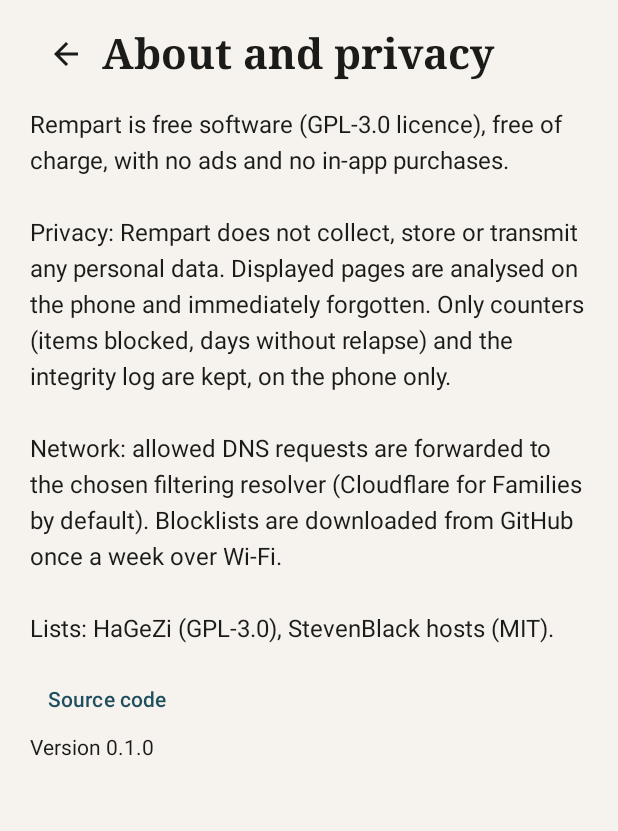
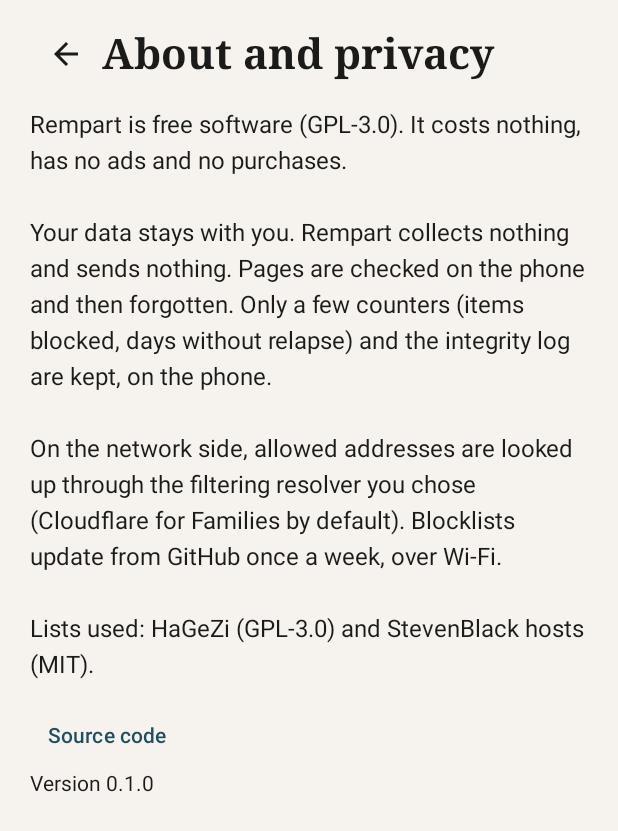
Before and after one commit to Tidaler/Rempart, an Android app built with Jetpack Compose: the screen it shows after launch (MainActivity), after a tap on "Read the privacy policy", on a phone screen of 412 x 824 dp. Shown: the top 831 px of the screen. Run offline under Robolectric (Android 15) with nearby library versions, the phone set to English and light mode, and no system bars; 2 statements that could not run were skipped.

Commit message:
Textes plus naturels et sans tiret long
Réécriture du README et des textes de l'appli (anglais et français) avec un ton
plus simple et direct. Plus aucun tiret long ou moyen dans le projet ; un test
le vérifie pour les textes affichés. Titre store prévu : Rempart - Bloqueur de
contenu adulte.

Co-Authored-By: Claude Opus 5.5 <noreply@anthropic.com>

```diff
--- a/app/src/main/res/values/strings.xml
+++ b/app/src/main/res/values/strings.xml
@@ -13,36 +13,36 @@
 
     <!-- Welcome / consent -->
     <string name="welcome_title">Welcome to Rempart</string>
-    <string name="welcome_body">Rempart helps you break free from pornography by blocking adult websites and overly revealing images on this phone, in every browser and inside apps.\n\nRempart is free, open source, with no ads and no purchases. It collects no data: everything happens on your phone.</string>
+    <string name="welcome_body">Rempart helps you quit porn. It blocks adult websites and overly revealing images, in every browser and inside apps.\n\nIt is free and open source. No ads, no purchases. Nothing leaves your phone.</string>
     <string name="welcome_self_use">I am installing Rempart for myself, on my own phone, of my own free will.</string>
-    <string name="welcome_self_use_hint">Rempart must never be installed without someone\'s knowledge. It has no hidden mode and no remote monitoring.</string>
+    <string name="welcome_self_use_hint">Nobody should install it on someone else\'s phone. Rempart has no hidden mode and can\'t be used to watch anyone.</string>
     <string name="welcome_privacy_link">Read the privacy policy</string>
 
     <!-- Setup -->
     <string name="setup_title">Set up your protection</string>
     <string name="setup_intro">Turn on each protection. You can lock everything afterwards.</string>
     <string name="setup_vpn_title">Network filter</string>
-    <string name="setup_vpn_body">A local VPN filters adult website addresses and enforces safe search (Google, Bing, YouTube, DuckDuckGo). No traffic is sent to any Rempart server.</string>
-    <string name="setup_a11y_title">Browser and app monitoring</string>
-    <string name="setup_a11y_body">Closes adult pages even in private browsing and in browsers built into apps (Xender, Vidmate…), and protects Rempart\'s settings once it is locked.</string>
+    <string name="setup_vpn_body">Blocks adult websites and puts Google, Bing, YouTube and DuckDuckGo in strict mode. Everything happens on the phone, nothing is sent to Rempart.</string>
+    <string name="setup_a11y_title">Browsers and apps</string>
+    <string name="setup_a11y_body">Closes adult pages, even in private browsing or in browsers hidden inside apps (Xender, Vidmate…). Once locked, it also keeps Rempart\'s settings closed.</string>
     <string name="setup_admin_title">Uninstall protection</string>
-    <string name="setup_admin_body">Android will refuse to uninstall Rempart until you unlock it.</string>
+    <string name="setup_admin_body">Android will refuse to uninstall Rempart while it is locked.</string>
     <string name="setup_notif_title">Notifications</string>
     <string name="setup_notif_body">To warn you if a protection is switched off.</string>
     <string name="setup_always_on_title">Always-on VPN (recommended)</string>
-    <string name="setup_always_on_body">In Settings › Network › VPN › Rempart (gear icon), turn on \"Always-on VPN\" and \"Block connections without VPN\". Then no website opens if the filter is stopped.</string>
+    <string name="setup_always_on_body">Go to Settings › Network › VPN, tap the gear next to Rempart, then turn on "Always-on VPN" and "Block connections without VPN". That way no website opens if the filter stops.</string>
     <string name="setup_always_on_button">Open VPN settings</string>
     <string name="setup_next_partner">Choose my trusted partner</string>
 
     <!-- Accessibility disclosure (required by Google Play) -->
     <string name="a11y_disclosure_title">Why Rempart needs accessibility</string>
-    <string name="a11y_disclosure_body">Rempart uses Android\'s Accessibility API to:\n\n• read the address and text of pages shown in browsers and apps, in order to close adult content;\n• once you have locked it, stop you from opening the settings that would disable or uninstall it.\n\nThis information is analysed on the phone and immediately forgotten. Nothing is stored, nothing is sent.\n\nOn the next screen, choose \"Rempart\" and turn it on.</string>
+    <string name="a11y_disclosure_body">Rempart uses Android accessibility for two things:\n\n• reading the address and text of open pages, to close the adult ones;\n• once locked, stopping you from opening the settings that would turn it off.\n\nEverything is checked on the phone and then forgotten. Nothing is kept, nothing is sent.\n\nOn the next screen, tap "Rempart" and turn it on.</string>
     <string name="a11y_disclosure_accept">I agree, open settings</string>
     <string name="a11y_disclosure_decline">Not now</string>
 
     <!-- Partner -->
     <string name="partner_title">Trusted partner</string>
-    <string name="partner_intro">Choose someone you trust (friend, spouse, mentor, counsellor). Only they will know the code that unlocks Rempart immediately. Without it, you will have to wait for the delay.</string>
+    <string name="partner_intro">Pick someone you trust: a friend, your partner, a mentor. Only they will have the code that unlocks Rempart right away. Without it, you\'ll have to wait.</string>
     <string name="partner_name">Partner\'s first name</string>
     <string name="partner_phone">Partner\'s phone (optional)</string>
     <string name="partner_mode_typed">My partner types the code themselves (recommended)</string>
@@ -50,19 +50,19 @@
     <string name="partner_code">Code (typed by your partner)</string>
     <string name="partner_code_confirm">Confirm the code</string>
     <string name="partner_code_mismatch">The two codes are different.</string>
-    <string name="partner_hand_phone">Hand the phone to your partner so they can type their code without you seeing it.</string>
-    <string name="partner_generated_hint">Send this code to your partner, then delete the message on your side. Rempart only keeps an encrypted fingerprint of it.</string>
+    <string name="partner_hand_phone">Hand the phone to your partner. They type their code without you seeing it.</string>
+    <string name="partner_generated_hint">Send this code to your partner, then delete the message on your side. Rempart only keeps an encrypted fingerprint, not the code.</string>
     <string name="partner_share">Send to my partner</string>
-    <string name="partner_share_text">Hi, I chose you as my trusted partner in Rempart. Keep this code to yourself: %1$s. Only give it to me if you are sure it is a good idea.</string>
+    <string name="partner_share_text">Hi, I picked you as my trusted partner in Rempart. Keep this code to yourself: %1$s. Only give it to me if you\'re sure it\'s a good idea.</string>
     <string name="partner_skip">Continue without a partner (delay only)</string>
-    <string name="delay_label">Waiting period to unlock without a partner: %1$d h</string>
+    <string name="delay_label">Wait to unlock without a partner: %1$d h</string>
     <string name="code_too_short">The code must contain at least 8 letters or digits.</string>
-    <string name="code_too_simple">This code is too simple. Mix more characters.</string>
+    <string name="code_too_simple">This code is too simple. Mix in more letters and digits.</string>
     <string name="code_too_common">This code is too common.</string>
 
     <!-- Lock -->
     <string name="lock_title">Lock Rempart</string>
-    <string name="lock_body">Once locked, you will no longer be able to disable or uninstall Rempart, except with your partner\'s code or after a %1$d h request (which you can cancel).\n\nNo app can be made completely impossible to remove: a factory reset always erases everything.</string>
+    <string name="lock_body">Once locked, you won\'t be able to turn off or uninstall Rempart. Two ways out remain: your partner\'s code, or a %1$d h request you can cancel.\n\nTo be honest: a factory reset always wipes everything. No app can stop that.</string>
     <string name="lock_missing">Before locking, turn on every protection.</string>
     <string name="lock_confirm">Lock Rempart</string>
 
@@ -70,7 +70,7 @@
     <string name="home_streak_best" tools:ignore="PluralsCandidate">Best: %1$d days · next milestone: %2$d days</string>
     <string name="home_relapse">I relapsed</string>
     <string name="home_relapse_title">A relapse does not erase your progress</string>
-    <string name="home_relapse_body">The counter restarts from zero, your record is kept. What triggered the urge? Noting it helps you protect yourself better next time.</string>
+    <string name="home_relapse_body">The counter goes back to zero, but your record stays. What set off the urge? Writing it down will help next time.</string>
     <string name="home_relapse_confirm">Restart the counter</string>
     <string name="home_status_title">Protections</string>
     <string name="home_status_vpn">Network filter</string>
@@ -99,17 +99,17 @@
     <string name="unlock_cooldown">Too many attempts. Try again in %1$s.</string>
     <string name="unlock_success">Rempart is unlocked.</string>
     <string name="unlock_delay">Without a partner: request with a delay</string>
-    <string name="unlock_delay_body">Your request will be carried out after %1$d h of the phone being on. Changing the clock does not speed it up. You can cancel at any time, and that is often the best decision.</string>
+    <string name="unlock_delay_body">The request goes through after %1$d h with the phone on. Changing the clock won\'t speed it up. You can cancel any time, and that\'s often the right call.</string>
     <string name="unlock_delay_start">Start the %1$d h delay</string>
     <string name="unlock_delay_running">Unlocks in %1$s</string>
     <string name="unlock_delay_cancel">Cancel the request and stay protected</string>
-    <string name="unlock_no_partner">No partner has been set.</string>
+    <string name="unlock_no_partner">You haven\'t picked a partner.</string>
     <string name="unlock_call_partner">Call %1$s</string>
 
     <!-- Blocked screen -->
     <string name="blocked_title">This content is blocked</string>
     <string name="blocked_settings_title">Protected setting</string>
-    <string name="blocked_settings_body">Rempart is locked. To disable it, use your partner\'s code or start an unlock request in the app.</string>
+    <string name="blocked_settings_body">Rempart is locked. To turn it off, you need your partner\'s code or an unlock request in the app.</string>
     <string name="blocked_breathe">Breathe with the circle</string>
     <string name="blocked_inhale">Breathe in</string>
     <string name="blocked_exhale">Breathe out</string>
@@ -128,15 +128,15 @@
 
     <!-- Resources -->
     <string name="resources_title">Help resources</string>
-    <string name="resources_intro">You do not have to get through this alone. Talking to a health professional (doctor, psychologist, addiction specialist) is a real strength.</string>
-    <string name="resources_emergency">If you have suicidal thoughts, call your country\'s emergency number right away. In France: 3114 (suicide prevention, 24/7, free).</string>
-    <string name="resources_list">• SOS Amitié (France): 09 72 39 40 50, listening 24/7\n• Fil Santé Jeunes (France, ages 12–25): 0 800 235 236, free and anonymous\n• A general practitioner can refer you to an addiction clinic\n• Peer support groups exist in many countries (online and in person)</string>
+    <string name="resources_intro">You don\'t have to do this alone. A doctor, a psychologist or an addiction specialist can really help.</string>
+    <string name="resources_emergency">If you are thinking about suicide, call your country\'s emergency number now. In France: 3114, free, day and night.</string>
+    <string name="resources_list">• SOS Amitié (France): 09 72 39 40 50, listening 24/7\n• Fil Santé Jeunes (France, ages 12 to 25): 0 800 235 236, free and anonymous\n• A general practitioner can refer you to an addiction clinic\n• Peer support groups exist in many countries (online and in person)</string>
     <string name="resources_tips_title">What often helps</string>
     <string name="resources_tips">• Spot your triggers (tiredness, loneliness, stress, boredom, late evenings)\n• Do not keep your phone in bed at night\n• Exercise, go out, see people\n• Replace the habit with another activity prepared in advance\n• Be honest with your trusted partner</string>
 
     <!-- Log -->
     <string name="journal_title">Integrity log</string>
-    <string name="journal_intro">This log shows protection events (never the sites visited). Your partner can review it with you.</string>
+    <string name="journal_intro">This shows protection events, never the sites you visit. You can go through it with your partner.</string>
     <string name="journal_empty">No events yet.</string>
     <string name="ev_LOCK_ENGAGED">Lock turned on</string>
     <string name="ev_RELEASE_REQUESTED">Unlock requested (delay started)</string>
@@ -154,7 +154,7 @@
 
     <!-- Settings -->
     <string name="settings_title">Settings</string>
-    <string name="settings_locked_note">Rempart is locked: settings cannot be relaxed.</string>
+    <string name="settings_locked_note">Rempart is locked, these settings can\'t be changed.</string>
     <string name="settings_safesearch">Enforce safe search</string>
     <string name="settings_youtube">YouTube restricted mode</string>
     <string name="settings_upstream">Filtering DNS resolver</string>
@@ -165,11 +165,11 @@
     <string name="settings_language_body">Rempart follows the phone\'s language. On Android 13 and later, you can pick a different one for Rempart only.</string>
     <string name="settings_language_button">Choose Rempart\'s language</string>
     <string name="settings_device_owner">Device owner mode (advanced)</string>
-    <string name="settings_device_owner_body">The strongest option: it also blocks safe mode, adding users and switching VPNs. It is enabled from a computer (ADB) on a phone with no account. See docs/DEVICE_OWNER.md.</string>
+    <string name="settings_device_owner_body">The strongest protection. It also blocks safe mode, adding users and switching VPNs. You need a computer and a phone with no account to turn it on (see docs/DEVICE_OWNER.md).</string>
 
     <!-- About -->
     <string name="about_title">About and privacy</string>
-    <string name="about_body">Rempart is free software (GPL-3.0 licence), free of charge, with no ads and no in-app purchases.\n\nPrivacy: Rempart does not collect, store or transmit any personal data. Displayed pages are analysed on the phone and immediately forgotten. Only counters (items blocked, days without relapse) and the integrity log are kept, on the phone only.\n\nNetwork: allowed DNS requests are forwarded to the chosen filtering resolver (Cloudflare for Families by default). Blocklists are downloaded from GitHub once a week over Wi-Fi.\n\nLists: HaGeZi (GPL-3.0), StevenBlack hosts (MIT).</string>
+    <string name="about_body">Rempart is free software (GPL-3.0). It costs nothing, has no ads and no purchases.\n\nYour data stays with you. Rempart collects nothing and sends nothing. Pages are checked on the phone and then forgotten. Only a few counters (items blocked, days without relapse) and the integrity log are kept, on the phone.\n\nOn the network side, allowed addresses are looked up through the filtering resolver you chose (Cloudflare for Families by default). Blocklists update from GitHub once a week, over Wi-Fi.\n\nLists used: HaGeZi (GPL-3.0) and StevenBlack hosts (MIT).</string>
     <string name="about_source">Source code</string>
     <string name="about_version">Version %1$s</string>
 
--- a/core/build.gradle.kts
+++ b/core/build.gradle.kts
@@ -1,6 +1,6 @@
 import org.jetbrains.kotlin.gradle.dsl.JvmTarget
 
-// Module :core — logique métier pure Kotlin, sans dépendance Android.
+// Module :core : logique métier pure Kotlin, sans dépendance Android.
 // Conçu pour devenir plus tard le `commonMain` d'un module Kotlin Multiplatform
 // partagé avec l'app iPhone (voir docs/PLAN_IPHONE.md).
 plugins {
--- a/core/src/main/kotlin/org/tidalex/rempart/core/lock/LockEngine.kt
+++ b/core/src/main/kotlin/org/tidalex/rempart/core/lock/LockEngine.kt
@@ -37,7 +37,7 @@ sealed interface UnlockResult {
 }
 
 /**
- * Machine à états du verrou — logique pure, testée hors Android.
+ * Machine à états du verrou, en logique pure, testée hors Android.
  * Chaque fonction renvoie le nouvel état ; la persistance est faite par le module :lock.
  */
 class LockEngine(private val clock: TrustedClock) {
--- a/core/src/main/kotlin/org/tidalex/rempart/core/lock/TrustedClock.kt
+++ b/core/src/main/kotlin/org/tidalex/rempart/core/lock/TrustedClock.kt
@@ -1,7 +1,7 @@
 package org.tidalex.rempart.core.lock
 
 /**
- * Horloge de confiance. Sur Android : `SystemClock.elapsedRealtime()` — le temps
+ * Horloge de confiance. Sur Android : `SystemClock.elapsedRealtime()`, le temps
  * écoulé depuis le démarrage, que l'utilisateur ne peut PAS modifier (contrairement
  * à l'heure système). C'est la base du délai de 72 h.
  */
--- a/filter-accessibility/src/main/kotlin/org/tidalex/rempart/filter/accessibility/RempartAccessibilityService.kt
+++ b/filter-accessibility/src/main/kotlin/org/tidalex/rempart/filter/accessibility/RempartAccessibilityService.kt
@@ -40,7 +40,7 @@ class RempartAccessibilityService : AccessibilityService() {
         if (pkg == packageName) return
         val now = SystemClock.uptimeMillis()
         // Limitation de fréquence : un même paquet est analysé au plus toutes les 350 ms
-        // pour les changements de contenu (défilement, frappe) — économie de batterie.
+        // pour les changements de contenu (défilement, frappe), pour économiser la batterie.
         if (event.eventType != AccessibilityEvent.TYPE_WINDOW_STATE_CHANGED) {
             if (now - (lastCheck[pkg] ?: 0L) < THROTTLE_MS) return
         }
--- a/filter-image/build.gradle.kts
+++ b/filter-image/build.gradle.kts
@@ -1,6 +1,6 @@
 import org.jetbrains.kotlin.gradle.dsl.JvmTarget
 
-// Module :filter-image — classification d images sur l appareil (optionnelle, en préparation).
+// Module :filter-image : classification d images sur l appareil (optionnelle, en préparation).
 plugins {
     alias(libs.plugins.kotlin.jvm)
 }
--- a/filter-image/src/main/kotlin/org/tidalex/rempart/filter/image/ImageScan.kt
+++ b/filter-image/src/main/kotlin/org/tidalex/rempart/filter/image/ImageScan.kt
@@ -1,7 +1,7 @@
 package org.tidalex.rempart.filter.image
 
 /**
- * Détection d'images trop dénudées sur l'appareil — module OPTIONNEL, en préparation.
+ * Détection d'images trop dénudées sur l'appareil. Module optionnel, en préparation.
  *
  * Principe prévu : le service d'accessibilité (Android 11+, `takeScreenshot`)
  * fournit une capture réduite de l'écran quand un navigateur ou une appli à
```
Also changed, not shown: 6 other files.
